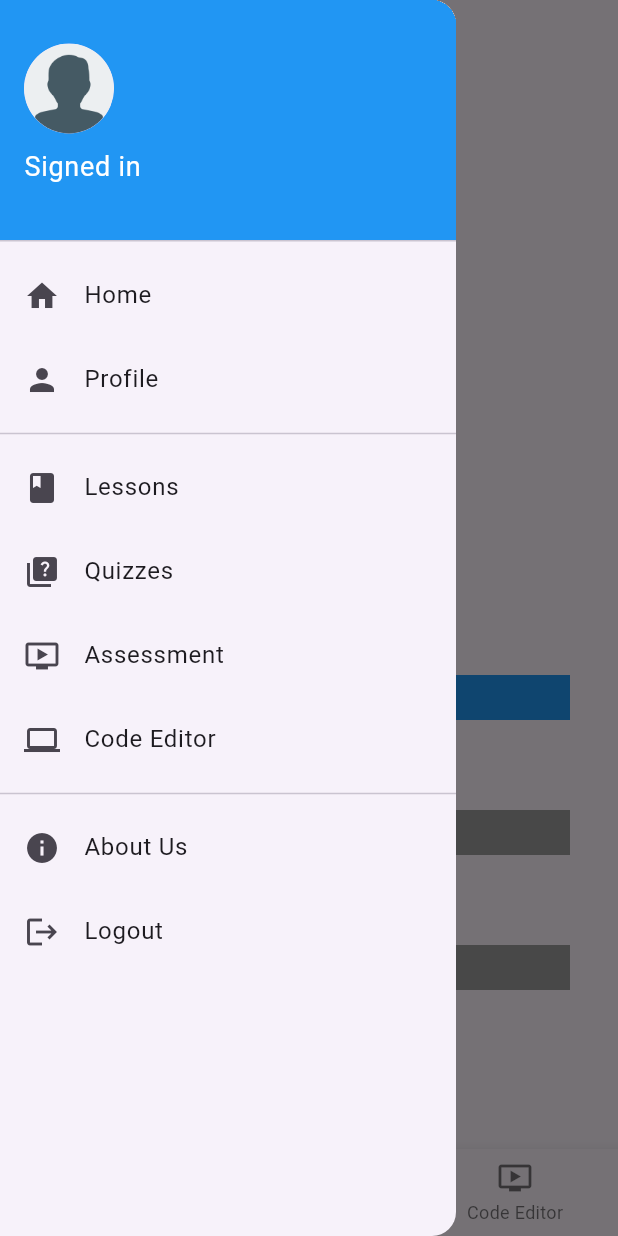
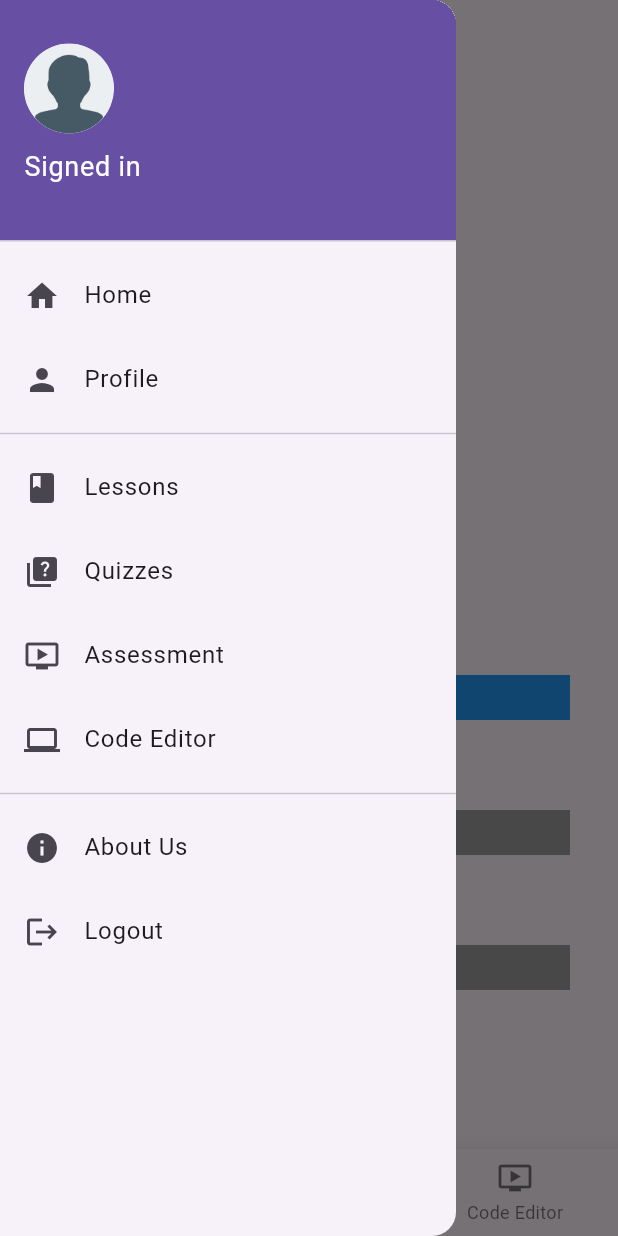
Before and after one commit to sagexfors/basicprog, a Flutter app: the HomePage screen opened directly, with the side drawer open, on a phone screen of 412 x 824 dp. Run offline on Flutter 3.47's test engine with Material 2 defaults, Android fonts, the phone set to English and light mode, and no system bars; drawn by our look-alikes of percent_indicator; our stand-ins replace cloud_firestore, firebase_auth, firebase_core, firebase_storage, flutter_highlight, flutter_svg and 1 more; missing offline and left inert: flutter_code_editor, highlight; accounts and stored records are empty; generated files the repository leaves out were written again.

Commit message:
change color

```diff
--- a/lib/Pages/home_page.dart
+++ b/lib/Pages/home_page.dart
@@ -288,9 +288,10 @@ class DrawerHeaderWidget extends StatelessWidget {
 
   @override
   Widget build(BuildContext context) {
+    final color = Theme.of(context).primaryColor;
     return DrawerHeader(
-      decoration: const BoxDecoration(
-        color: Colors.blue,
+      decoration: BoxDecoration(
+        color: color,
       ),
       child: Column(
         crossAxisAlignment: CrossAxisAlignment.start,
--- a/lib/Widgets/circle_thingy.dart
+++ b/lib/Widgets/circle_thingy.dart
@@ -7,6 +7,7 @@ class CircleThing extends StatelessWidget {
 
   @override
   Widget build(BuildContext context) {
+    final color = Theme.of(context).primaryColor;
     return Opacity(
       opacity: 0.5, // Set the opacity to 50%
       child: Container(
@@ -14,12 +15,10 @@ class CircleThing extends StatelessWidget {
         height: 200,
         decoration: BoxDecoration(
           shape: BoxShape.circle,
-          color:
-              Colors.blue.withOpacity(opacity), // Change the color with opacity
+          color: color.withOpacity(opacity), // Change the color with opacity
           boxShadow: [
             BoxShadow(
-              color: Colors.grey
-                  .withOpacity(0.5), // Add a shadow for a modern look
+              color: color.withOpacity(0.5), // Add a shadow for a modern look
               spreadRadius: 2,
               blurRadius: 5,
               offset: const Offset(0, 3), // Set the shadow offset
--- a/lib/main.dart
+++ b/lib/main.dart
@@ -15,5 +15,4 @@ void main() async {
 
 
 //TODO: COMPILER, ADD ERROR POP UP AND OUTPUT POP UP OR SCREEN?
-//TODO: IF LOG OUT, SHOW SNACKBAR OR NOTIFICATION
 //TODO: QUIZZES STILL NEED DATA AND FIX THE QUIZ PAGE
```
